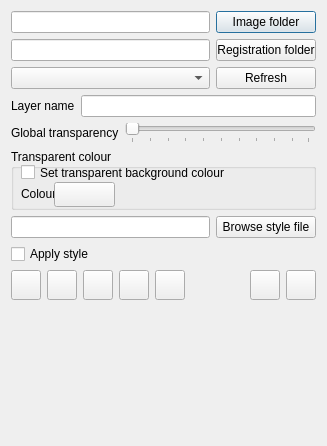
Old version of the form ui_mapmashup.ui in the repository FieldStudiesCouncil/QGIS-Biological-Recording-Tools.
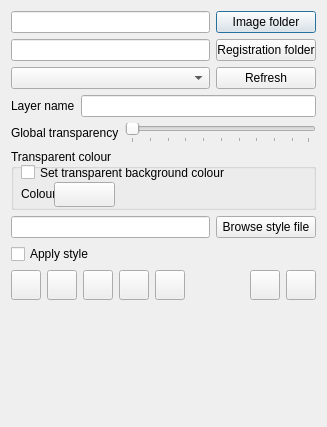
New version of the form. Icons and pictures are not drawn. Custom widgets are drawn as their Qt base class.

```diff
--- a/ui_mapmashup.ui
+++ b/ui_mapmashup.ui
@@ -7,7 +7,7 @@
     <x>0</x>
     <y>0</y>
     <width>327</width>
-    <height>446</height>
+    <height>427</height>
    </rect>
   </property>
   <property name="windowTitle">
```
Left out of the diff: 4 changed lines with no effect on the pictures.
